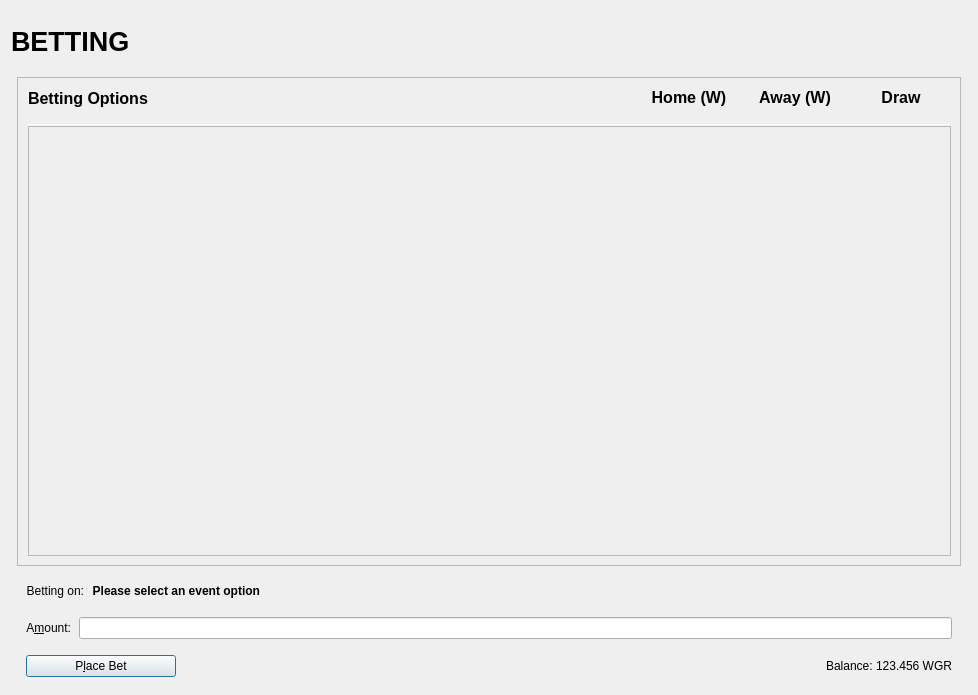
wagerr/wagerr, file src/qt/forms/placebetdialog.ui: the form before one commit.
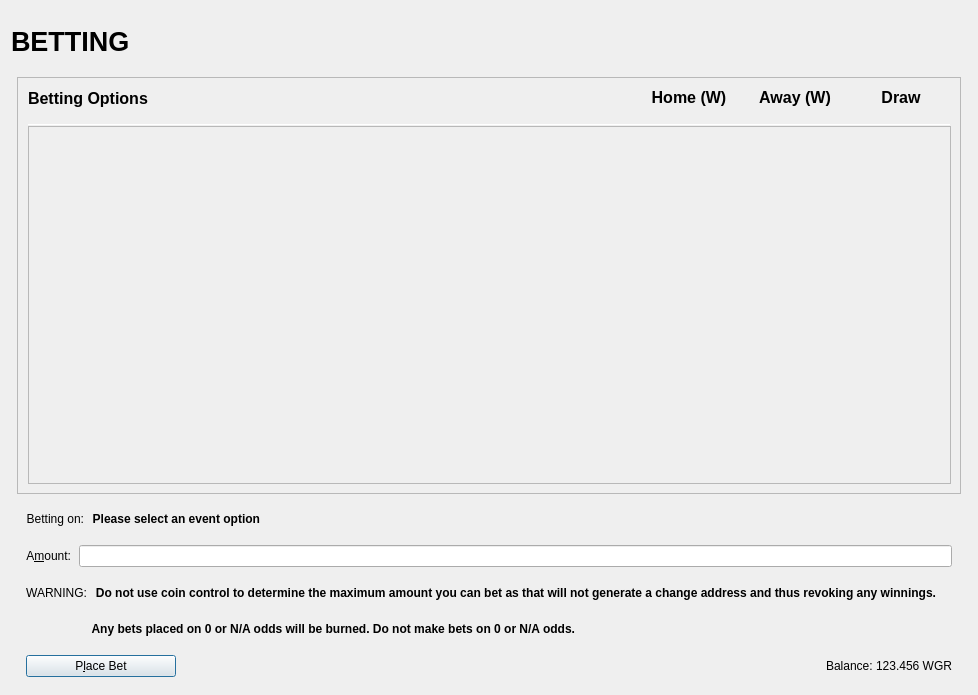
The form after the commit. Icons and pictures are not drawn. Custom widgets are drawn as their Qt base class.

Commit message: Add some warnings for user when placing bets

```diff
--- a/src/qt/forms/placebetdialog.ui
+++ b/src/qt/forms/placebetdialog.ui
@@ -3007,6 +3007,118 @@
                </layout>
               </item>
 
+              <item>
+               <layout class="QHBoxLayout" name="horizontalLayoutCoinControl2" stretch="0,0,0,0">
+                <property name="spacing">
+                 <number>8</number>
+                </property>
+                <property name="bottomMargin">
+                 <number>10</number>
+                </property>
+
+                    <item>
+                     <widget class="QLabel" name="warningLabel2">
+                      <property name="text">
+                       <string>WARNING:</string>
+                      </property>
+                      <property name="alignment">
+                       <set>Qt::AlignLeft|Qt::AlignTrailing|Qt::AlignVCenter</set>
+                      </property>
+                     </widget>
+                    </item>
+
+                    <item>
+                     <widget class="QLabel" name="warningLabel">
+                      <property name="text">
+                       <string>Do not use coin control to determine the maximum amount you can bet as that will not generate a change address and thus revoking any winnings.</string>
+                      </property>
+                      <property name="alignment">
+                       <set>Qt::AlignLeft|Qt::AlignTrailing|Qt::AlignVCenter</set>
+                      </property>
+                      <property name="font">
+                       <font>
+                        <bold>true</bold>
+                       </font>
+                      </property>
+                     </widget>
+                    </item>
+
+                    <item>
+                     <spacer name="horizontalSpacer">
+                      <property name="orientation">
+                       <enum>Qt::Horizontal</enum>
+                      </property>
+                      <property name="sizeHint" stdset="0">
+                       <size>
+                        <width>40</width>
+                        <height>20</height>
+                       </size>
+                      </property>
+                     </spacer>
+                    </item>
+
+               </layout>
+              </item>
+
+              <item>
+               <layout class="QHBoxLayout" name="horizontalLayoutCoinControl2" stretch="0,0,0,0">
+                <property name="spacing">
+                 <number>8</number>
+                </property>
+                <property name="bottomMargin">
+                 <number>10</number>
+                </property>
+
+                <item>
+                 <spacer name="horizontalSpacer">
+                  <property name="orientation">
+                   <enum>Qt::Horizontal</enum>
+                  </property>
+                  <property name="sizeType">
+                    <enum>QSizePolicy::Fixed</enum>
+                  </property>
+                  <property name="sizeHint" stdset="0">
+                   <size>
+                    <width>65</width>
+                    <height>20</height>
+                   </size>
+                  </property>
+                 </spacer>
+                </item>
+
+                <item>
+                 <widget class="QLabel" name="warningLabel">
+                  <property name="text">
+                   <string>Any bets placed on 0 or N/A odds will be burned. Do not make bets on 0 or N/A odds.</string>
+                  </property>
+                  <property name="alignment">
+                   <set>Qt::AlignLeft|Qt::AlignTrailing|Qt::AlignVCenter</set>
+                  </property>
+                  <property name="font">
+                   <font>
+                    <bold>true</bold>
+                   </font>
+                  </property>
+                 </widget>
+                </item>
+
+                <item>
+                 <spacer name="horizontalSpacer">
+                  <property name="orientation">
+                   <enum>Qt::Horizontal</enum>
+                  </property>
+                  <property name="sizeHint" stdset="0">
+                   <size>
+                    <width>40</width>
+                    <height>20</height>
+                   </size>
+                  </property>
+                </spacer>
+               </item>
+
+              </layout>
+             </item>
+
            <item>
           <layout class="QHBoxLayout" name="horizontalLayout">
            <property name="bottomMargin">
```
The commit also changes 1 other file.
